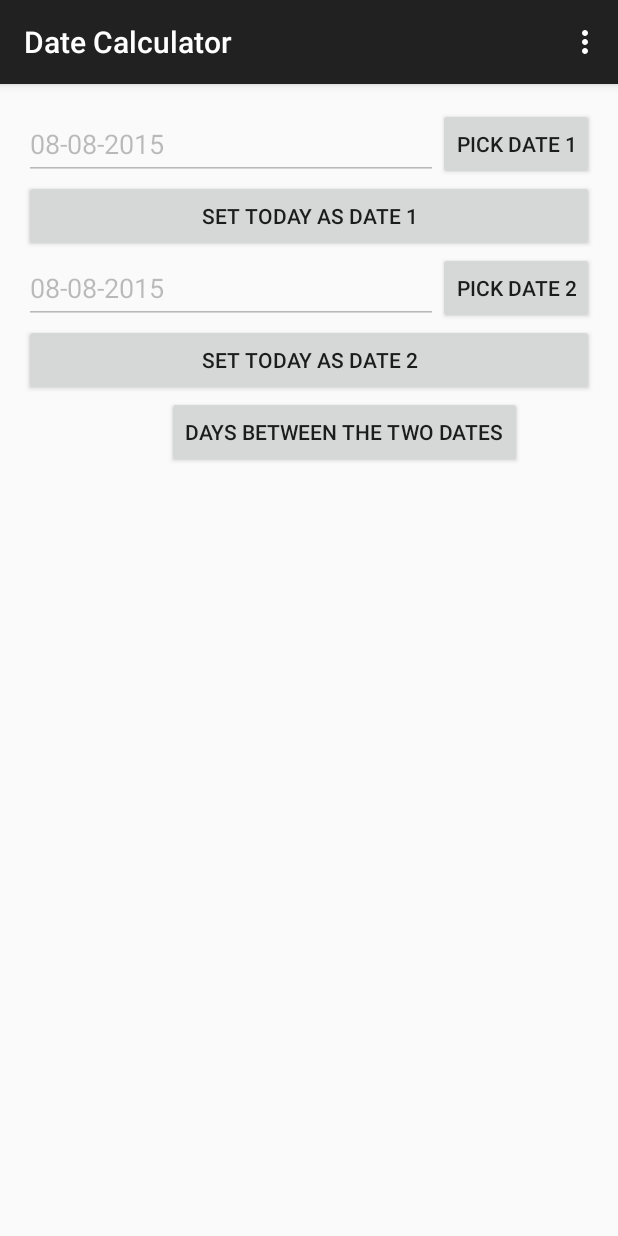
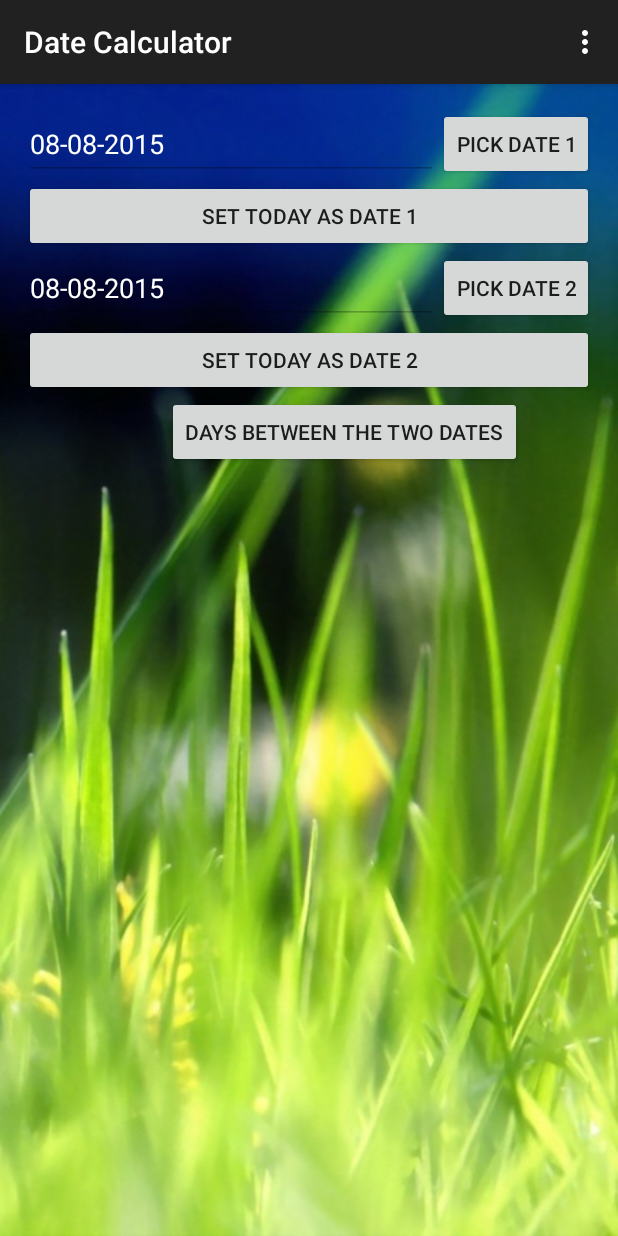
Before and after one commit to RTX2080S/DateCalc, an Android app: the screen it shows after launch (MainActivity), on a phone screen of 412 x 824 dp. Run offline under Robolectric (Android 15) with nearby library versions, the phone set to English and light mode, and no system bars.

Commit message:
Add background image for the app

```diff
--- a/DateCalc/app/src/main/java/alienlab/datecalc/MainActivity.java
+++ b/DateCalc/app/src/main/java/alienlab/datecalc/MainActivity.java
@@ -1,6 +1,7 @@
 package alienlab.datecalc;
 
 import android.content.Intent;
+import android.support.v4.content.ContextCompat;
 import android.support.v7.app.ActionBarActivity;
 import android.os.Bundle;
 import android.view.Menu;
@@ -10,6 +11,7 @@ import android.view.View;
 import android.widget.Button;
 import android.widget.DatePicker;
 import android.widget.EditText;
+import android.widget.RelativeLayout;
 import android.widget.TextView;
 import android.widget.Toast;
 
@@ -63,7 +65,10 @@ public class MainActivity extends ActionBarActivity {
     private Calendar date1, date2;
     private boolean picking = false;
 
+    private RelativeLayout relativeLayout;
+
     private void assignControlNames() {
+        relativeLayout = (RelativeLayout) findViewById(R.id.mainLayout);
         myDatePicker = (DatePicker) findViewById(R.id.datePicker);
         dateDisplay1 = (EditText) findViewById(R.id.dateDisplay1);
         dateDisplay2 = (EditText) findViewById(R.id.dateDisplay2);
@@ -101,6 +106,7 @@ public class MainActivity extends ActionBarActivity {
         buttonGo.setVisibility(View.INVISIBLE);
 
         outputBox.setVisibility(View.INVISIBLE);
+        relativeLayout.setBackground(getResources().getDrawable(R.drawable.green));
         picking = true;
     }
 
@@ -113,6 +119,7 @@ public class MainActivity extends ActionBarActivity {
         buttonPick2.setVisibility(View.VISIBLE);
         buttonGo.setVisibility(View.VISIBLE);
 
+        relativeLayout.setBackground(getResources().getDrawable(R.drawable.grass));
         picking = false;
     }
 
--- a/DateCalc/app/src/main/res/layout/activity_main.xml
+++ b/DateCalc/app/src/main/res/layout/activity_main.xml
@@ -1,11 +1,14 @@
-
 <RelativeLayout xmlns:android="http://schemas.android.com/apk/res/android"
-    xmlns:tools="http://schemas.android.com/tools" android:layout_width="match_parent"
-    android:layout_height="match_parent" android:paddingLeft="@dimen/activity_horizontal_margin"
+    xmlns:tools="http://schemas.android.com/tools"
+    android:id="@+id/mainLayout"
+    android:layout_width="match_parent"
+    android:layout_height="match_parent"
+    android:paddingBottom="@dimen/activity_vertical_margin"
+    android:paddingLeft="@dimen/activity_horizontal_margin"
     android:paddingRight="@dimen/activity_horizontal_margin"
     android:paddingTop="@dimen/activity_vertical_margin"
-    android:paddingBottom="@dimen/activity_vertical_margin"
-    tools:context=".MainActivity">
+    tools:context=".MainActivity"
+    android:background="@drawable/grass">
 
     <EditText
         android:id="@+id/dateDisplay1"
@@ -17,7 +20,8 @@
         android:layout_toStartOf="@+id/button1"
         android:ems="10"
         android:enabled="false"
-                android:inputType="date" />
+        android:inputType="date"
+        android:textColor="#FFFFFF" />
 
     <Button
         android:id="@+id/button1"
@@ -29,14 +33,14 @@
         android:text="Pick date 1" />
 
     <Button
+        android:id="@+id/buttonToday1"
         android:layout_width="wrap_content"
         android:layout_height="wrap_content"
-                android:text="@string/SetToday1"
-                android:id="@+id/buttonToday1"
+        android:layout_alignParentEnd="true"
+        android:layout_alignParentStart="true"
         android:layout_below="@+id/dateDisplay1"
-                android:layout_alignParentStart="true"
-                android:layout_alignParentEnd="true"
-                android:onClick="ButtonToday1Clicked" />
+        android:onClick="ButtonToday1Clicked"
+        android:text="@string/SetToday1" />
 
     <EditText
         android:id="@+id/dateDisplay2"
@@ -45,39 +49,40 @@
         android:layout_alignBottom="@+id/button2"
         android:layout_alignEnd="@+id/dateDisplay1"
         android:layout_alignParentStart="true"
+        android:layout_alignTop="@+id/button2"
         android:ems="10"
         android:enabled="false"
         android:inputType="date"
-                android:layout_alignTop="@+id/button2" />
+        android:textColor="#FFFFFF" />
 
     <Button
         android:id="@+id/button2"
         android:layout_width="wrap_content"
         android:layout_height="wrap_content"
+        android:layout_alignParentEnd="true"
+        android:layout_below="@+id/buttonToday1"
         android:layout_gravity="right"
         android:onClick="Button2Clicked"
-                android:text="Pick date 2"
-                android:layout_below="@+id/buttonToday1"
-                android:layout_alignParentEnd="true" />
+        android:text="Pick date 2" />
 
     <Button
+        android:id="@+id/buttonToday2"
         android:layout_width="wrap_content"
         android:layout_height="wrap_content"
-                android:text="@string/SetToday2"
-                android:id="@+id/buttonToday2"
-                android:layout_below="@+id/dateDisplay2"
         android:layout_alignParentEnd="true"
         android:layout_alignParentStart="true"
-                android:onClick="ButtonToday2Clicked" />
+        android:layout_below="@+id/dateDisplay2"
+        android:onClick="ButtonToday2Clicked"
+        android:text="@string/SetToday2" />
 
     <Button
         android:id="@+id/buttonGo"
         android:layout_width="wrap_content"
         android:layout_height="wrap_content"
+        android:layout_below="@+id/buttonToday2"
+        android:layout_toStartOf="@+id/pickOK"
         android:onClick="ButtonGoClick"
-                android:text="@string/result"
-                android:layout_below="@+id/buttonToday2"
-                android:layout_toStartOf="@+id/pickOK" />
+        android:text="@string/result" />
 
     <TextView
         android:id="@+id/textView"
@@ -87,27 +92,28 @@
         android:layout_centerHorizontal="true"
         android:text="Find your result here"
         android:textAppearance="?android:attr/textAppearanceMedium"
-                android:visibility="invisible" />
+        android:visibility="invisible"
+        android:textColor="#FFFFFF"/>
 
     <Button
         android:id="@+id/pickOK"
         style="?android:attr/buttonStyleSmall"
         android:layout_width="wrap_content"
         android:layout_height="wrap_content"
+        android:layout_alignParentEnd="true"
+        android:layout_alignParentTop="true"
         android:onClick="ButtonOkHit"
         android:text="OK"
-                android:visibility="invisible"
-                android:layout_alignParentTop="true"
-                android:layout_alignParentEnd="true" />
+        android:visibility="invisible" />
 
     <DatePicker
         android:id="@+id/datePicker"
         android:layout_width="wrap_content"
         android:layout_height="wrap_content"
+        android:layout_alignParentStart="true"
+        android:layout_alignParentTop="true"
         android:layout_gravity="center_horizontal"
         android:onClick="ButtonGoClick"
-                android:visibility="invisible"
-                android:layout_alignParentTop="true"
-                android:layout_alignParentStart="true" />
+        android:visibility="invisible" />
 
 </RelativeLayout>
--- a/DateCalc/app/src/main/res/values/strings.xml
+++ b/DateCalc/app/src/main/res/values/strings.xml
@@ -1,6 +1,6 @@
 <resources>
     <string name="app_name">Date Calculator</string>
-    <string name="app_version">1.5</string>
+    <string name="app_version">1.6</string>
 
     <string name="action_calendar">Calendar</string>
     <string name="action_about">About</string>
```
Also changed, not shown: DateCalc/app/src/main/res/layout/activity_about.xml (+18 -15 lines), DateCalc/app/src/main/res/layout/activity_calendar.xml (+9 -6 lines), DateCalc/app/src/main/res/drawable/grass.jpg (added), DateCalc/app/src/main/res/drawable/green.jpg (added). Lines whose indentation alone changed are shown as unchanged.
